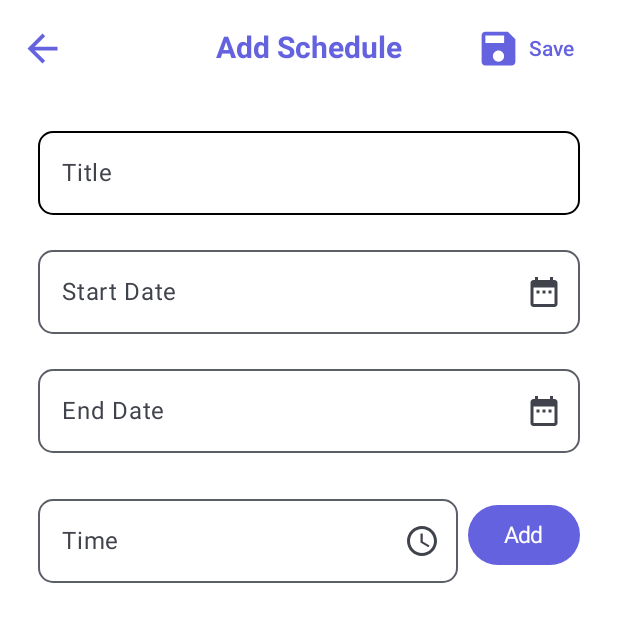
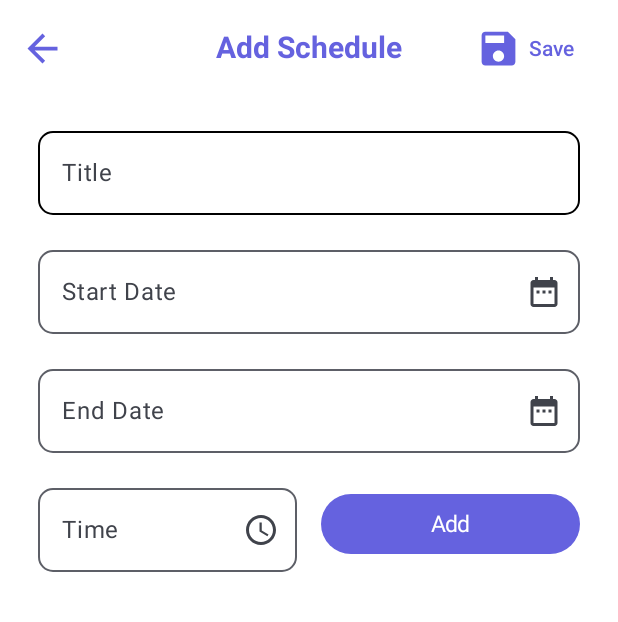
Before and after one commit to nbscvincent/reminder-app, an Android app built with Jetpack Compose: the composable AddSchedule shown on its own in the app's theme, on a phone screen of 412 x 824 dp. Shown: the top 622 px of the screen. Run offline under Robolectric (Android 15) with nearby library versions, the light colour scheme and no system bars; our stand-ins replace Room's generated code, Timber; 1 statement that could not run was skipped.

Commit message:
UPDATE UI 5/4/24

```diff
--- a/app/src/main/java/com/nbscollege_jenjosh/schdulix/AddSchedule.kt
+++ b/app/src/main/java/com/nbscollege_jenjosh/schdulix/AddSchedule.kt
@@ -375,7 +375,7 @@ fun AddSchedule(
                 modifier = Modifier
                     .fillMaxWidth()
                     .padding(start = 25.dp, end = 25.dp),
-                horizontalArrangement = Arrangement.SpaceBetween,
+                horizontalArrangement = Arrangement.spacedBy(16.dp),
                 verticalAlignment = Alignment.CenterVertically,
             ) {
                 OutlinedTextField(
@@ -386,8 +386,8 @@ fun AddSchedule(
                     label = { Text(text = "Time") },
                     modifier = Modifier
                         //.fillMaxWidth()
-                        //.padding(start = 25.dp, end = 25.dp, top = 0.dp, bottom = 0.dp)
-                        .clickable { mTimePickerDialog.show() },
+                        .clickable { mTimePickerDialog.show() }
+                        .weight(1f),
                     enabled = false,
                     colors = TextFieldDefaults.outlinedTextFieldColors(
                         textColor = Color.Black,
@@ -427,7 +427,7 @@ fun AddSchedule(
                         }
                     },
                     modifier = Modifier
-                        .padding(top = 15.dp, bottom = 15.dp),
+                        .weight(1f),
                     colors = ButtonDefaults.buttonColors(
                         containerColor = Color(0xFF6562DF),
                     ),
--- a/app/src/main/java/com/nbscollege_jenjosh/schdulix/HomePage.kt
+++ b/app/src/main/java/com/nbscollege_jenjosh/schdulix/HomePage.kt
@@ -234,7 +234,7 @@ fun HomePage(
                 verticalAlignment = Alignment.CenterVertically
             ) {
                 Text(
-                    text = "My Schdulix",
+                    text = "My Schedule",
                     fontWeight = FontWeight.Bold,
                     fontSize = 30.sp,
                     color = Color(0xFF6562DF),
```
Also changed, not shown: app/src/main/java/com/nbscollege_jenjosh/schdulix/EditSchedule.kt (+4 -4 lines), app/src/main/java/com/nbscollege_jenjosh/schdulix/screens/HomeScreen.kt (+4 -4 lines).
